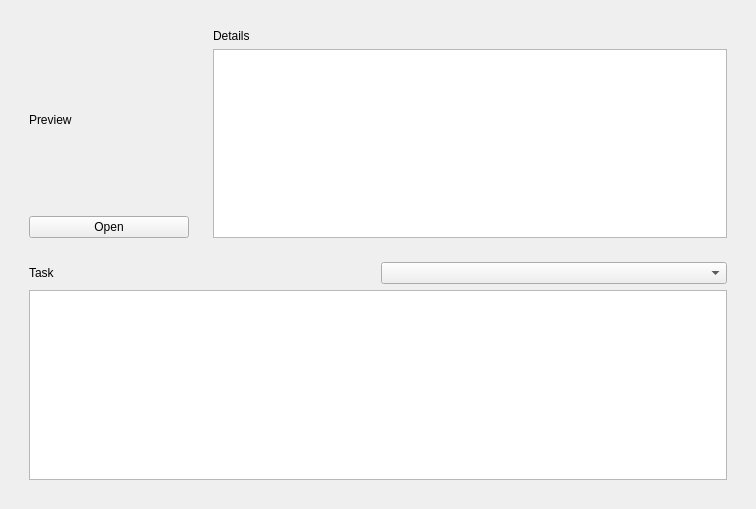
Qt form app/ui/main/page/dashboard.ui (MrYapikZ/kaikitsu) before a commit.
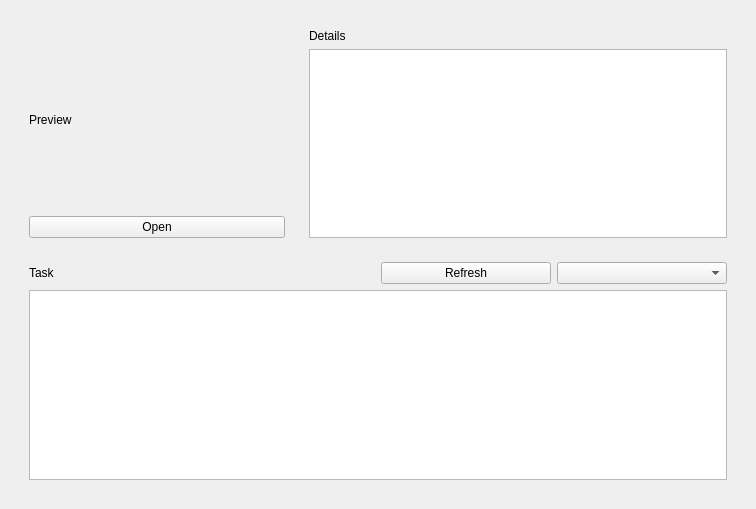
The same form after that commit.

Commit message: feat: details view and preview image

The edit to the form file:
```diff
--- a/app/ui/main/page/dashboard.ui
+++ b/app/ui/main/page/dashboard.ui
@@ -27,10 +27,17 @@
            </property>
           </widget>
          </item>
-         <item row="0" column="1">
+         <item row="0" column="2">
+          <widget class="QPushButton" name="pushButton_taskRefresh">
+           <property name="text">
+            <string>Refresh</string>
+           </property>
+          </widget>
+         </item>
+         <item row="0" column="3">
           <widget class="QComboBox" name="comboBox_sortFilter"/>
          </item>
-         <item row="1" column="0" colspan="2">
+         <item row="1" column="0" colspan="4">
           <widget class="QTableView" name="tableView_task"/>
          </item>
         </layout>
@@ -39,9 +46,6 @@
       <item row="0" column="1">
        <widget class="QWidget" name="widget_detail" native="true">
         <layout class="QGridLayout" name="gridLayout_2">
-         <item row="1" column="0">
-          <widget class="QListView" name="listView_details"/>
-         </item>
          <item row="0" column="0">
           <widget class="QLabel" name="label_details">
            <property name="text">
@@ -49,6 +53,9 @@
            </property>
           </widget>
          </item>
+         <item row="1" column="0">
+          <widget class="QTableView" name="tableView_details"/>
+         </item>
         </layout>
        </widget>
       </item>
@@ -72,7 +79,7 @@
           <widget class="QPushButton" name="pushButton_previewOpen">
            <property name="minimumSize">
             <size>
-             <width>160</width>
+             <width>256</width>
              <height>0</height>
             </size>
            </property>
```
The commit also changes 13 other files.
